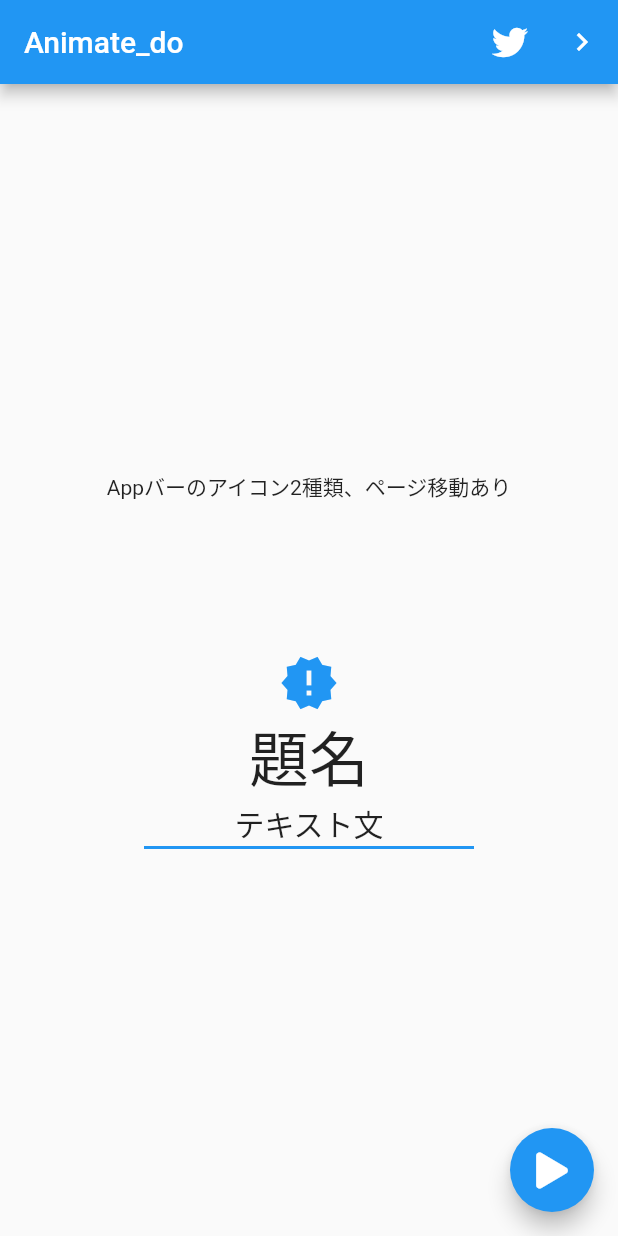
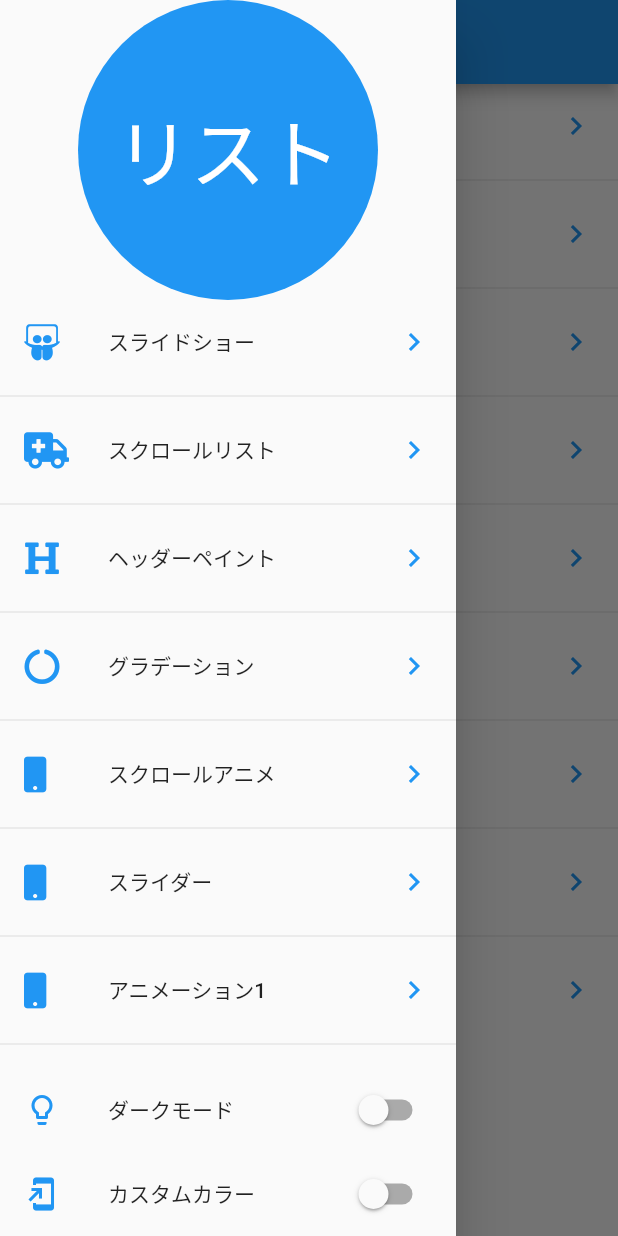
Before and after one commit to Tatsuya4610/ui_flutter, a Flutter app: the screen it shows after launch, with the side drawer open (before the commit the screen has no drawer), on a phone screen of 412 x 824 dp. Run offline on Flutter 3.47's test engine with Material 2 defaults, Android fonts, the phone set to English and light mode, and no system bars; our stand-ins replace animate_do, flutter_svg, font_awesome_flutter.

Commit message:
9th commit

```diff
--- a/lib/main.dart
+++ b/lib/main.dart
@@ -1,17 +1,8 @@
 import 'package:flutter/material.dart';
-import 'package:flutter_ui/screen/animate_page_screen.dart';
-import 'package:flutter_ui/screen/circular_progress_screen.dart';
-import 'package:flutter_ui/screen/emergency_screen.dart';
-import 'package:flutter_ui/screen/headers_screen.dart';
-import 'package:flutter_ui/screen/move_screen.dart';
-import 'package:flutter_ui/screen/pinterest_screen.dart';
-import 'package:flutter_ui/screen/slider_screen.dart';
-import 'package:flutter_ui/screen/slideshow_screen.dart';
-import 'screen/animation_screen.dart';
-import 'screen/circular_progress_screen.dart';
+import 'package:flutter_ui/model/theme_changer.dart';
+import 'package:flutter_ui/screen/animation_main_screen.dart';
+import 'package:provider/provider.dart';
 
-
-//homeにScreen入れ替えてください。
 //AnimationScreen・・アニメーションの回転移動など。
 //MoveScreen・・アニメーション。CurvedAnimation。
 //CircularProgressScreen・・主にCustomPaintの使用。グラデーションやPaint。
@@ -22,20 +13,21 @@ import 'screen/circular_progress_screen.dart';
 //SliderScreen ・・CustomScrollViewの使用。
 //AnimatePageScreen・・Animate_doパッケージ使用。
 
-
-void main() {
-  runApp(MyApp());
-}
+void main() => runApp(
+      ChangeNotifierProvider(
+        create: (_) => ThemeChanger(0),//1はColors.purple
+        child: MyApp(),
+      ),
+    );
 
 class MyApp extends StatelessWidget {
   @override
   Widget build(BuildContext context) {
+    final themeData = Provider.of<ThemeChanger>(context);
     return MaterialApp(
       title: 'Flutter Demo',
-      theme: ThemeData(
-        visualDensity: VisualDensity.adaptivePlatformDensity,
-      ),
-      home: AnimatePageScreen(),
+      theme: themeData.currentTheme,
+      home: AnimationMainScreen(),
     );
   }
 }
--- a/lib/model/item_button.dart
+++ b/lib/model/item_button.dart
@@ -1,6 +1,5 @@
 import 'package:flutter/material.dart';
 import 'package:font_awesome_flutter/font_awesome_flutter.dart';
-import '';
 
 class ItemButton {
   final IconData icon;
--- a/lib/model/menu_model.dart
+++ b/lib/model/menu_model.dart
@@ -1,5 +1,4 @@
 import 'package:flutter/cupertino.dart';
-import 'package:provider/provider.dart';
 
 class MenuModel with ChangeNotifier {
   int _itemSelection = 0;
--- /dev/null
+++ b/lib/model/theme_changer.dart
@@ -0,0 +1,60 @@
+import 'package:flutter/material.dart';
+
+class ThemeChanger with ChangeNotifier {
+
+  bool _darkTheme = false;
+  bool _customTheme = false;
+
+  ThemeData _currentTheme;
+
+  bool get darkTheme => _darkTheme;
+  bool get customTheme => _customTheme;
+  ThemeData get currentTheme => _currentTheme;
+
+  set darkTheme(bool value) {
+    _darkTheme = value;
+    _customTheme = false;
+    if (value) {
+      _currentTheme = ThemeData.dark();
+    } else {
+      _currentTheme = ThemeData.light();
+    }
+    notifyListeners();
+  }
+
+  set customTheme(bool value) {
+    _darkTheme = false;
+    _customTheme = value;
+    if (value) {
+      _currentTheme = ThemeData.light().copyWith(
+        accentColor: Colors.purple,
+        primaryColorLight: Colors.red,
+      );
+    } else {
+      _currentTheme = ThemeData.light();
+    }
+    notifyListeners();
+  }
+
+  ThemeChanger(int theme) {
+    switch(theme) {
+      case 1 : //色ノーマルモード。
+        _darkTheme = false;
+        _customTheme = false;
+        _currentTheme = ThemeData.light();
+        break;
+      case 2 : //Colors.purple
+        _darkTheme = false;
+        _customTheme = false;
+        _currentTheme = ThemeData.dark().copyWith(
+          accentColor: Colors.purple
+        );
+        break;
+      default:
+        _darkTheme = false;
+        _currentTheme = ThemeData.light();
+    }
+  }
+
+
+}
--- /dev/null
+++ b/lib/routes/routes.dart
@@ -0,0 +1,34 @@
+import 'package:flutter/material.dart';
+import 'package:flutter_ui/screen/animate_page_screen.dart';
+import 'package:flutter_ui/screen/animation_screen.dart';
+import 'package:flutter_ui/screen/circular_progress_screen.dart';
+import 'package:flutter_ui/screen/emergency_screen.dart';
+import 'package:flutter_ui/screen/headers_screen.dart';
+import 'package:flutter_ui/screen/move_screen.dart';
+import 'package:flutter_ui/screen/pinterest_screen.dart';
+import 'package:flutter_ui/screen/slider_screen.dart';
+import 'package:flutter_ui/screen/slideshow_screen.dart';
+import 'package:font_awesome_flutter/font_awesome_flutter.dart';
+
+class _Route {
+  final IconData icon;
+  final String title;
+  final Widget page;
+
+  _Route({
+    this.icon,
+    this.title,
+    this.page,
+  });
+}
+final pageRoutes= <_Route>[
+  _Route(icon: FontAwesomeIcons.slideshare, title: 'スライドショー', page: SlideShowScreen()),
+  _Route(icon: FontAwesomeIcons.ambulance, title: 'スクロールリスト', page: EmergencyScreen()),
+  _Route(icon: FontAwesomeIcons.heading, title: 'ヘッダーペイント', page: HeadersScreen()),
+  _Route(icon: FontAwesomeIcons.circleNotch, title: 'グラデーション', page: CircularProgressScreen()),
+  _Route(icon: FontAwesomeIcons.mobile, title: 'スクロールアニメ', page: PinterestScreen()),
+  _Route(icon: FontAwesomeIcons.mobile, title: 'スライダー', page: SliderScreen()),
+  _Route(icon: FontAwesomeIcons.mobile, title: 'アニメーション1', page: AnimatePageScreen()),
+  _Route(icon: FontAwesomeIcons.mobile, title: 'アニメーション2', page: AnimationScreen()),
+  _Route(icon: FontAwesomeIcons.peopleCarry, title: 'アニメーション3', page: MoveScreen()),
+];
--- /dev/null
+++ b/lib/screen/animation_main_screen.dart
@@ -0,0 +1,100 @@
+import 'package:flutter/material.dart';
+import 'package:flutter_ui/model/theme_changer.dart';
+import 'package:font_awesome_flutter/font_awesome_flutter.dart';
+import 'package:flutter_ui/routes/routes.dart';
+import 'package:provider/provider.dart';
+
+class AnimationMainScreen extends StatelessWidget {
+  @override
+  Widget build(BuildContext context) {
+    return Scaffold(
+      appBar: AppBar(
+        title: Text('Flutter UI'),
+      ),
+      drawer: MainMenu(),
+      body: OptionsList(),
+    );
+  }
+}
+
+class MainMenu extends StatelessWidget {
+  @override
+  Widget build(BuildContext context) {
+    final themeData = Provider.of<ThemeChanger>(context);
+    return Drawer(
+      child: Container(
+        child: Column(
+          children: <Widget>[
+            SafeArea(
+              child: Container(
+                padding: EdgeInsets.symmetric(horizontal: 10),
+                height: 200,
+                width: double.infinity,
+                child: CircleAvatar(
+                  backgroundColor: themeData.currentTheme.accentColor,
+                  child: Text(
+                    'リスト',
+                    style: TextStyle(fontSize: 50,color: (themeData.darkTheme) ? Colors.black54 : Colors.white),
+                  ),
+                ),
+              ),
+            ),
+            Expanded(
+              child: OptionsList(),
+            ),
+            ListTile(
+              leading: Icon(
+                Icons.lightbulb_outline,
+                color: Colors.blue,
+              ),
+              title: Text('ダークモード'),
+              trailing: Switch.adaptive(value: themeData.darkTheme, onChanged: (value) {
+                themeData.darkTheme = value;
+              }),
+            ),
+            SafeArea(
+              child: ListTile(
+                leading: Icon(
+                  Icons.add_to_home_screen,
+                  color: Colors.blue,
+                ),
+                title: Text('カスタムカラー'),
+                trailing: Switch.adaptive(value: themeData.customTheme, onChanged: (value) {
+                  themeData.customTheme = value;
+                }),
+              ),
+            ),
+          ],
+        ),
+      ),
+    );
+  }
+}
+
+class OptionsList extends StatelessWidget {
+  @override
+  Widget build(BuildContext context) {
+    final themeColor = Provider.of<ThemeChanger>(context).currentTheme;
+    return ListView.separated(
+      physics: BouncingScrollPhysics(), //IOSとAndroid同じように見える。
+      separatorBuilder: (context, index) => Divider(),
+      itemCount: pageRoutes.length,
+      itemBuilder: (context, index) => ListTile(
+        leading: FaIcon(
+          pageRoutes[index].icon,
+          color: themeColor.accentColor,
+        ),
+        title: Text(pageRoutes[index].title),
+        trailing: Icon(
+          Icons.chevron_right,
+          color: themeColor.accentColor,
+        ),
+        onTap: () {
+          Navigator.of(context).push(
+            MaterialPageRoute(builder: (context) => pageRoutes[index].page),
+          );
+        },
+      ),
+    );
+  }
+}
--- a/lib/widgets/navigation_page.dart
+++ b/lib/widgets/navigation_page.dart
@@ -94,7 +94,6 @@ class _NotificationModel extends ChangeNotifier {
 
   int get number => _number;
 
-  AnimationController _controller;
 
   void countNumber() {
     _number++;
--- a/lib/widgets/pinterest_menu_location.dart
+++ b/lib/widgets/pinterest_menu_location.dart
@@ -34,7 +34,7 @@ class PinterestMenuLocation extends StatelessWidget {
                 PinterestButton(
                   icon: Icons.supervised_user_circle,
                   onPressed: () {},
-                )
+                ),
               ],
             ),
           ),
```
